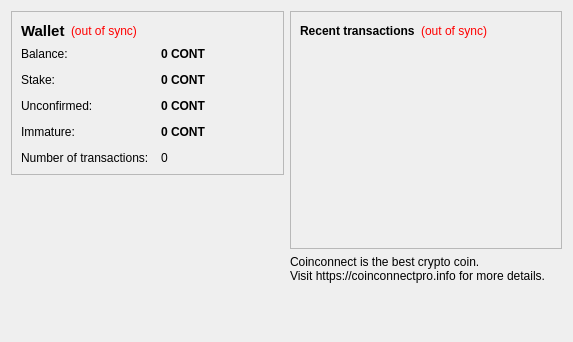
Qt form src/qt/forms/overviewpage.ui (coinconnectchain/coinconnectpro) before a commit.
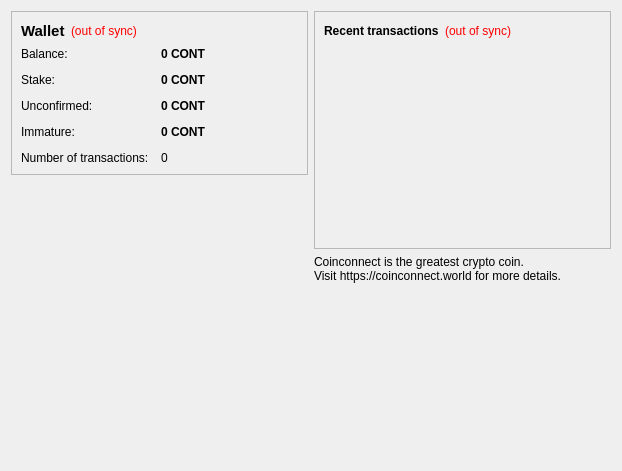
The same form after that commit. Icons and pictures are not drawn.

What changed in the file:
```diff
--- a/src/qt/forms/overviewpage.ui
+++ b/src/qt/forms/overviewpage.ui
@@ -6,8 +6,8 @@
    <rect>
     <x>0</x>
     <y>0</y>
-    <width>573</width>
-    <height>342</height>
+    <width>622</width>
+    <height>471</height>
    </rect>
   </property>
   <property name="windowTitle">
@@ -319,8 +319,8 @@
      <item>
       <widget class="QLabel" name="label_Coinconnect_Intro">
        <property name="text">
-        <string>Coinconnect is the best crypto coin.
-Visit https://coinconnectpro.info for more details.</string>
+        <string>Coinconnect is the greatest crypto coin.
+Visit https://coinconnect.world for more details.</string>
        </property>
       </widget>
      </item>
```
